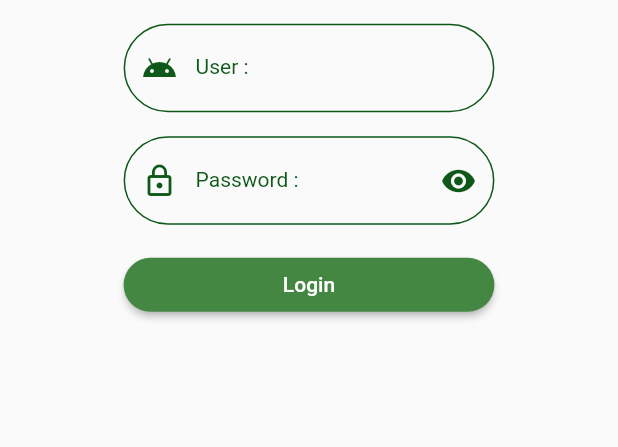
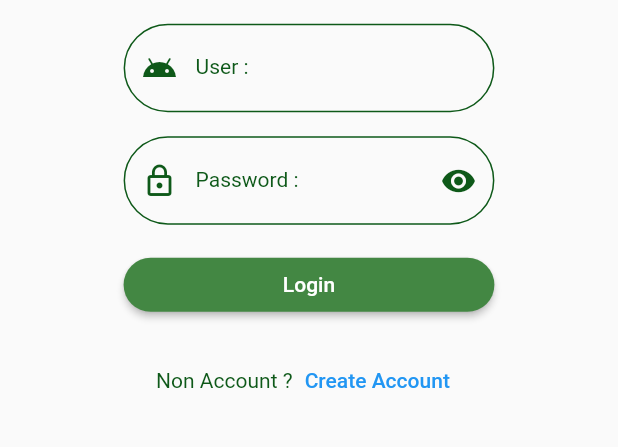
Before and after one commit to klongchan/ShoppingMall, a Flutter app: the screen it shows after launch, on a phone screen of 412 x 824 dp, the part 413-860 px from its top. Run offline on Flutter 3.47's test engine with Material 2 defaults, Android fonts, the phone set to English and light mode, and no system bars; missing offline and left inert: dart:ffi.

Commit message:
update03082023

```diff
--- a/lib/main.dart
+++ b/lib/main.dart
@@ -9,9 +9,9 @@ import 'package:shoppingmall/utility/my_constant.dart';
 final Map<String, WidgetBuilder> map = {
   '/authen': (BuildContext context) => Authen(),
   '/createAccount': (BuildContext context) => CreateAccount(),
-  'buyerService': (BuildContext context) => BuyerService(),
-  'salerService': (BuildContext context) => SalerService(),
-  'riderService': (BuildContext context) => RiderService(),
+  '/buyerService': (BuildContext context) => BuyerService(),
+  '/salerService': (BuildContext context) => SalerService(),
+  '/riderService': (BuildContext context) => RiderService(),
 };
 
 String? initlalRoute;
--- a/lib/states/authen.dart
+++ b/lib/states/authen.dart
@@ -32,11 +32,28 @@ class _AuthenState extends State<Authen> {
               buildUser(size),
               buildPassword(size),
               buildLogin(size),
+              buildCreateAccount(),
             ],
           ),
         ),
       ),
     );
+  }
+
+  Row buildCreateAccount() {
+    return Row(
+              mainAxisAlignment: MainAxisAlignment.center,
+              children: [
+                ShowTitle(
+                  title: 'Non Account ?',
+                  textStyle: MyConstant().h3Style(),
+                ),
+                TextButton(
+                  onPressed: ()=>Navigator.pushNamed(context, MyConstant.routeCreateAccount),
+                  child: Text('Create Account'),
+                ),
+              ],
+            );
   }
 
   Row buildLogin(double size) {
--- a/lib/utility/my_constant.dart
+++ b/lib/utility/my_constant.dart
@@ -7,9 +7,9 @@ class MyConstant {
   // Route
   static String routeAuthen = '/authen';
   static String routeCreateAccount = '/createAccount';
-  static String routeBuyerService = 'buyerService';
-  static String routeSalerService = 'salerService';
-  static String routeRiderservice = 'riderService';
+  static String routeBuyerService = '/buyerService';
+  static String routeSalerService = '/salerService';
+  static String routeRiderservice = '/riderService';
 
   // Image
   static String image1 = 'images/image1.png';
```
Also changed, not shown: lib/states/create_account.dart (+130 -3 lines), pubspec.lock, 1 other file.
